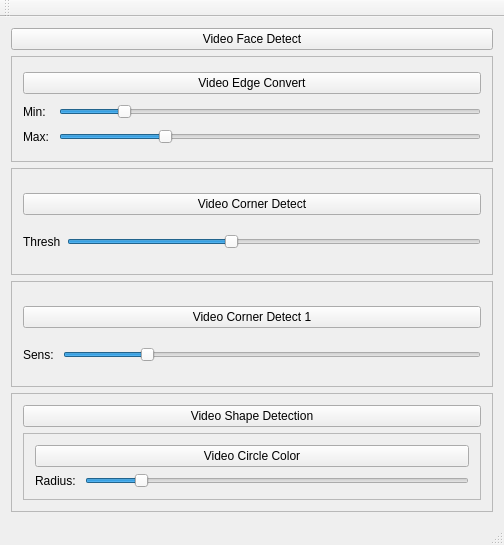
Qt form mainwindow.ui (iegrsy/opencv) before a commit.
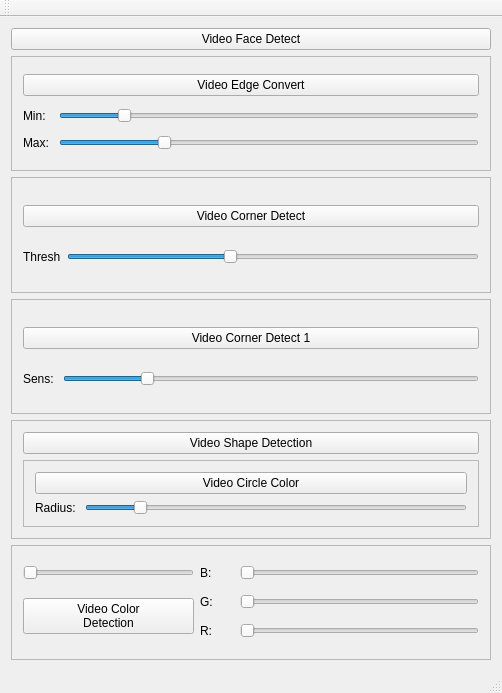
The same form after that commit.

Commit message: image color detect

```diff
--- a/mainwindow.ui
+++ b/mainwindow.ui
@@ -6,8 +6,8 @@
    <rect>
     <x>0</x>
     <y>0</y>
-    <width>504</width>
-    <height>545</height>
+    <width>502</width>
+    <height>693</height>
    </rect>
   </property>
   <property name="windowTitle">
@@ -229,6 +229,84 @@
       </layout>
      </widget>
     </item>
+    <item>
+     <widget class="QFrame" name="frame_6">
+      <property name="frameShape">
+       <enum>QFrame::StyledPanel</enum>
+      </property>
+      <property name="frameShadow">
+       <enum>QFrame::Raised</enum>
+      </property>
+      <layout class="QGridLayout" name="gridLayout_5" columnstretch="5,1,7">
+       <item row="0" column="1">
+        <widget class="QLabel" name="lblColorDectB">
+         <property name="text">
+          <string>B: </string>
+         </property>
+        </widget>
+       </item>
+       <item row="0" column="2">
+        <widget class="QSlider" name="sliderColorB">
+         <property name="maximum">
+          <number>255</number>
+         </property>
+         <property name="orientation">
+          <enum>Qt::Horizontal</enum>
+         </property>
+        </widget>
+       </item>
+       <item row="1" column="0" rowspan="2">
+        <widget class="QPushButton" name="pushButton_7">
+         <property name="text">
+          <string>Video Color 
+Detection</string>
+         </property>
+        </widget>
+       </item>
+       <item row="1" column="1">
+        <widget class="QLabel" name="lblColorDectG">
+         <property name="text">
+          <string>G: </string>
+         </property>
+        </widget>
+       </item>
+       <item row="1" column="2">
+        <widget class="QSlider" name="sliderColorG">
+         <property name="maximum">
+          <number>255</number>
+         </property>
+         <property name="orientation">
+          <enum>Qt::Horizontal</enum>
+         </property>
+        </widget>
+       </item>
+       <item row="2" column="1">
+        <widget class="QLabel" name="lblColorDectR">
+         <property name="text">
+          <string>R: </string>
+         </property>
+        </widget>
+       </item>
+       <item row="2" column="2">
+        <widget class="QSlider" name="sliderColorR">
+         <property name="maximum">
+          <number>255</number>
+         </property>
+         <property name="orientation">
+          <enum>Qt::Horizontal</enum>
+         </property>
+        </widget>
+       </item>
+       <item row="0" column="0">
+        <widget class="QSlider" name="sliderColorLamda">
+         <property name="orientation">
+          <enum>Qt::Horizontal</enum>
+         </property>
+        </widget>
+       </item>
+      </layout>
+     </widget>
+    </item>
    </layout>
   </widget>
   <widget class="QMenuBar" name="menuBar">
```
Left out of the diff: 2 changed lines with no effect on the pictures. The commit also changes 5 other files.
